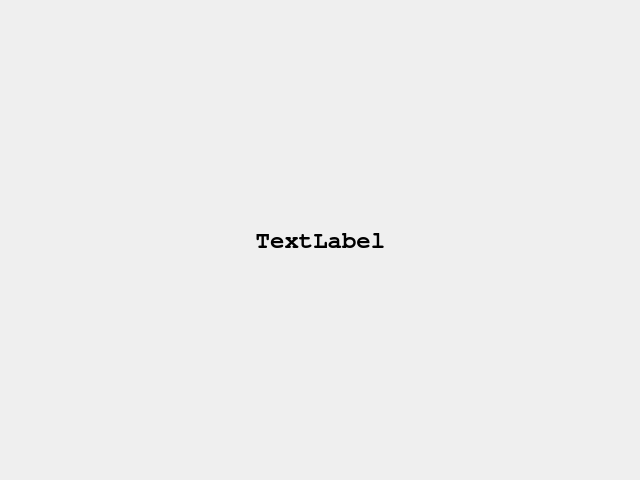
The window that ROBOT/gui/UI_home.ui (drascom/face) describes before a commit, drawn with Qt 5.
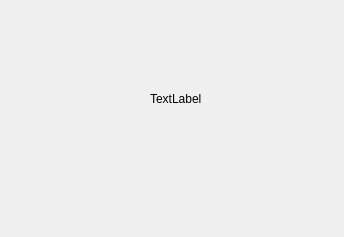
The same window after the commit.

The edit to the form file:
```diff
--- a/ROBOT/gui/UI_home.ui
+++ b/ROBOT/gui/UI_home.ui
@@ -6,45 +6,34 @@
    <rect>
     <x>0</x>
     <y>0</y>
-    <width>640</width>
-    <height>480</height>
+    <width>344</width>
+    <height>237</height>
    </rect>
   </property>
+  <property name="sizePolicy">
+   <sizepolicy hsizetype="Expanding" vsizetype="Expanding">
+    <horstretch>0</horstretch>
+    <verstretch>0</verstretch>
+   </sizepolicy>
+  </property>
   <property name="windowTitle">
    <string>Form</string>
   </property>
-  <widget class="QWidget" name="horizontalLayoutWidget">
+  <widget class="QLabel" name="mainGif">
    <property name="geometry">
     <rect>
-     <x>0</x>
-     <y>0</y>
-     <width>641</width>
-     <height>481</height>
+     <x>150</x>
+     <y>90</y>
+     <width>67</width>
+     <height>17</height>
     </rect>
    </property>
-   <layout class="QHBoxLayout" name="horizontalLayout">
-    <item>
-     <widget class="QLabel" name="mainGif">
-      <property name="font">
-       <font>
-        <family>FreeMono</family>
-        <pointsize>18</pointsize>
-        <weight>75</weight>
-        <bold>true</bold>
-       </font>
-      </property>
-      <property name="text">
-       <string>TextLabel</string>
-      </property>
-      <property name="scaledContents">
-       <bool>true</bool>
-      </property>
-      <property name="alignment">
-       <set>Qt::AlignCenter</set>
-      </property>
-     </widget>
-    </item>
-   </layout>
+   <property name="text">
+    <string>TextLabel</string>
+   </property>
+   <property name="scaledContents">
+    <bool>true</bool>
+   </property>
   </widget>
  </widget>
  <resources/>
```
Left out of the diff: 4 changed lines with no effect on the pictures.
